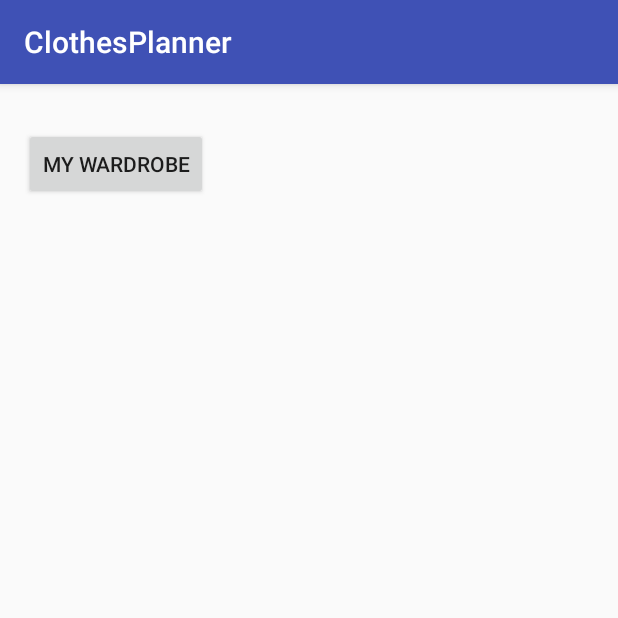
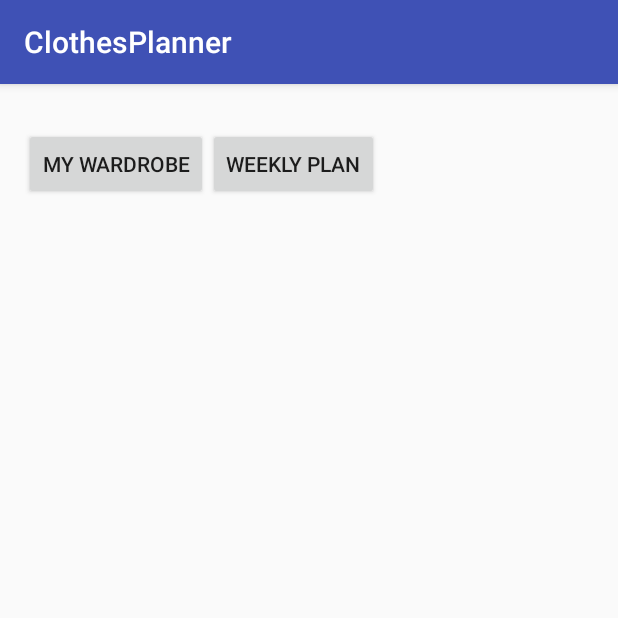
Before and after one commit to jonaru/myClothes, an Android app: the screen it shows after launch (MainActivity), on a phone screen of 412 x 824 dp, the top half of it. Run offline under Robolectric (Android 15) with nearby library versions, the phone set to English and light mode, and no system bars.

Commit message:
Added button to go to Weekly Plan

```diff
--- a/app/src/main/AndroidManifest.xml
+++ b/app/src/main/AndroidManifest.xml
@@ -17,7 +17,8 @@
                 <category android:name="android.intent.category.LAUNCHER" />
             </intent-filter>
         </activity>
-        <activity android:name=".WardrobeActivity"></activity>
+        <activity android:name=".WardrobeActivity" />
+        <activity android:name=".WeeklyPlanActivity"></activity>
     </application>
 
 </manifest>
--- a/app/src/main/res/layout/activity_main.xml
+++ b/app/src/main/res/layout/activity_main.xml
@@ -10,6 +10,10 @@
     android:paddingTop="@dimen/activity_vertical_margin"
     tools:context="com.example.jonatan.clothesplanner.MainActivity">
 
+    <LinearLayout
+        android:layout_width="match_parent"
+        android:layout_height="match_parent">
+
         <Button
             android:id="@+id/WardrobeButton"
             android:layout_width="wrap_content"
@@ -20,4 +24,16 @@
             android:layout_alignParentStart="true"
             android:layout_marginTop="13dp" />
 
+        <Button
+            android:id="@+id/WeeklyPlanButton"
+            android:layout_width="wrap_content"
+            android:layout_height="wrap_content"
+            android:text="@string/weekly_plan"
+            android:onClick="goToWeeklyPlan"
+            android:layout_alignParentLeft="true"
+            android:layout_alignParentStart="true"
+            android:layout_marginTop="13dp" />
+    </LinearLayout>
+
+
 </RelativeLayout>
--- a/app/src/main/res/values/strings.xml
+++ b/app/src/main/res/values/strings.xml
@@ -8,6 +8,7 @@
     <string name="your_wardrobe">Your Wardrobe</string>
     <string name="remove">remove</string>
     <string name="wardrobe_view">wardrobeView</string>
+    <string name="weekly_plan">Weekly Plan</string>
 
     <string-array name="wardrobe_array">
         <item>Trousers</item>
```
Also changed, not shown: app/src/main/java/com/example/jonatan/clothesplanner/MainActivity.java (+5 -3 lines), app/src/main/java/com/example/jonatan/clothesplanner/WeeklyPlanActivity.java (added, +13 -0 lines), app/src/main/res/layout/activity_weekly_plan.xml (added, +13 -0 lines), 1 other file. Lines whose indentation alone changed are shown as unchanged.
